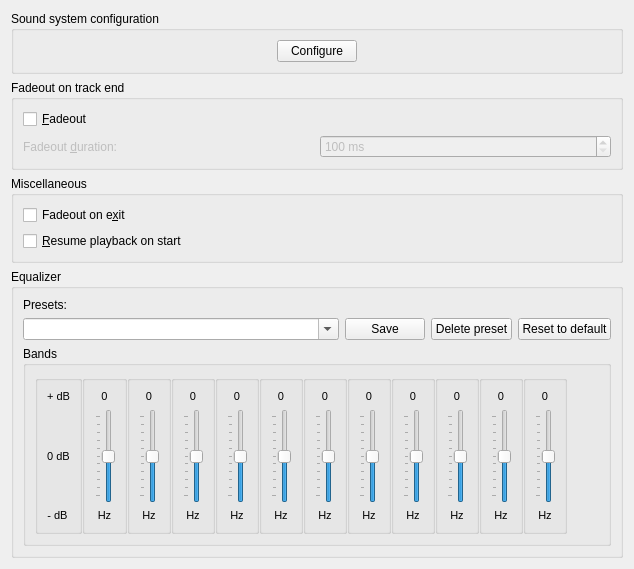
The window that src/configdialog/dialogs/PlaybackConfig.ui (KDE/amarok) describes before a commit, drawn with Qt 5.
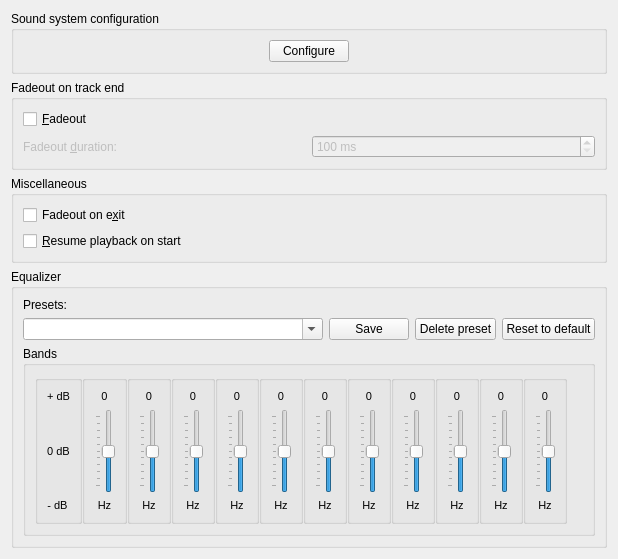
The same window after the commit.

Commit message: Fix broken widht/height settings in PlaybackConfig.ui

```diff
--- a/src/configdialog/dialogs/PlaybackConfig.ui
+++ b/src/configdialog/dialogs/PlaybackConfig.ui
@@ -6,8 +6,6 @@
    <rect>
     <x>0</x>
     <y>0</y>
-    <width>634</width>
-    <height>569</height>
     <width>618</width>
     <height>549</height>
    </rect>
```
